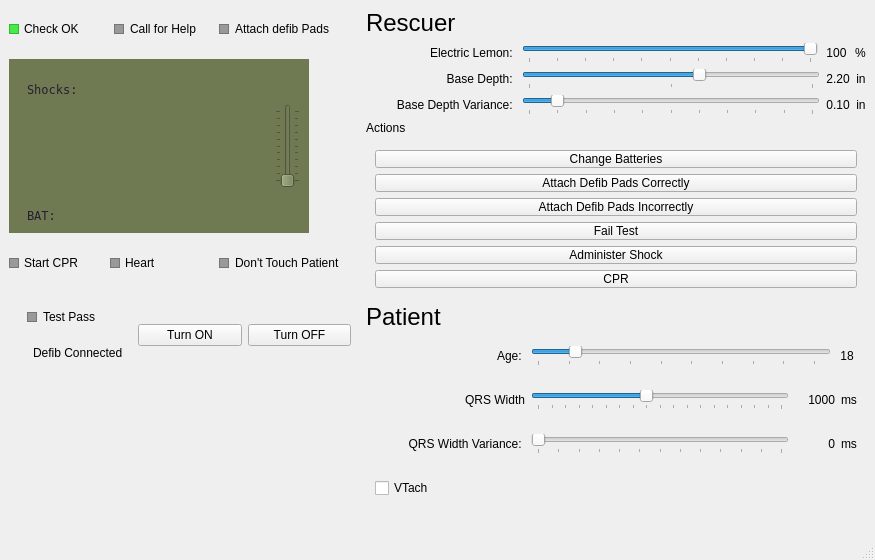
This is aed/mainwindow.ui in HamzaAlsarakbi/AEDSimulator as Qt 5 draws it before an edit. The edited form follows.
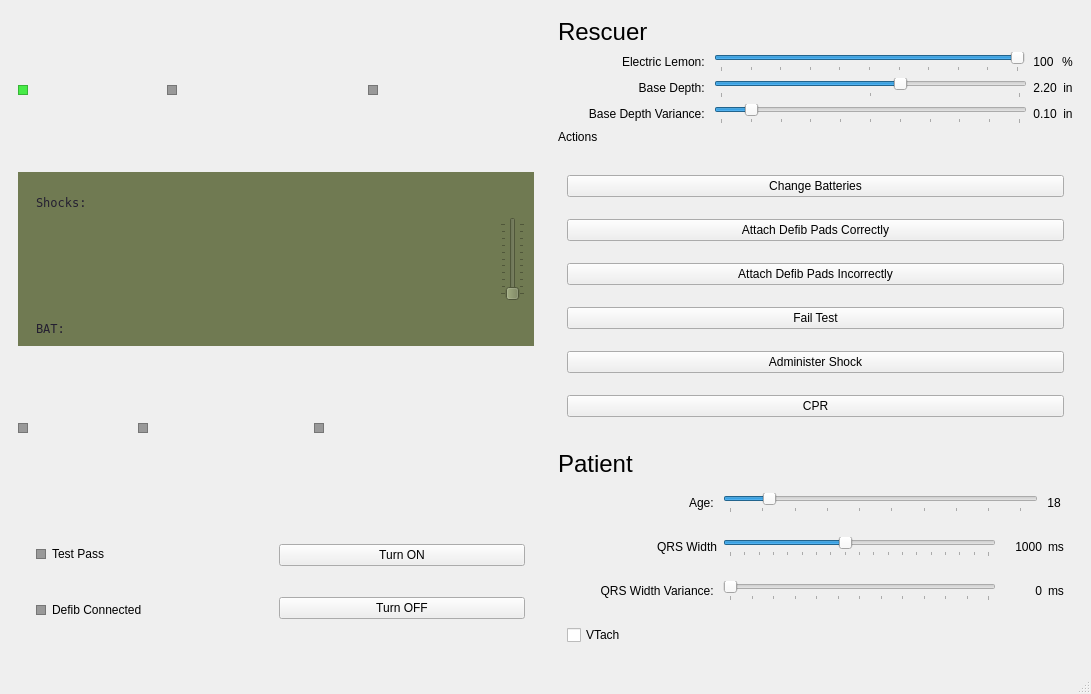
This is the edited form. Icons and pictures are not drawn.

Patch:
```diff
--- a/aed/mainwindow.ui
+++ b/aed/mainwindow.ui
@@ -6,23 +6,23 @@
    <rect>
     <x>0</x>
     <y>0</y>
-    <width>875</width>
-    <height>560</height>
+    <width>1091</width>
+    <height>694</height>
    </rect>
   </property>
+  <property name="minimumSize">
+   <size>
+    <width>850</width>
+    <height>500</height>
+   </size>
+  </property>
   <property name="windowTitle">
    <string>MainWindow</string>
   </property>
   <widget class="QWidget" name="centralwidget">
+   <layout class="QHBoxLayout" name="horizontalLayout_10">
+    <item>
    <widget class="QWidget" name="verticalWidget" native="true">
-    <property name="geometry">
-     <rect>
-      <x>9</x>
-      <y>9</y>
-      <width>351</width>
-      <height>368</height>
-     </rect>
-    </property>
     <property name="minimumSize">
      <size>
       <width>338</width>
@@ -61,11 +61,23 @@
          </item>
          <item>
           <widget class="QLabel" name="label">
+             <property name="maximumSize">
+              <size>
+               <width>100</width>
+               <height>100</height>
+              </size>
+             </property>
            <property name="autoFillBackground">
             <bool>false</bool>
            </property>
            <property name="text">
-            <string>Check OK</string>
+              <string/>
+             </property>
+             <property name="pixmap">
+              <pixmap resource="img.qrc">:/img/checkResponsiveness.png</pixmap>
+             </property>
+             <property name="scaledContents">
+              <bool>true</bool>
            </property>
           </widget>
          </item>
@@ -101,11 +113,23 @@
           </item>
           <item>
            <widget class="QLabel" name="label_2">
+              <property name="maximumSize">
+               <size>
+                <width>100</width>
+                <height>100</height>
+               </size>
+              </property>
             <property name="autoFillBackground">
              <bool>false</bool>
             </property>
             <property name="text">
-             <string>Call for Help</string>
+               <string/>
+              </property>
+              <property name="pixmap">
+               <pixmap resource="img.qrc">:/img/callForHelp.png</pixmap>
+              </property>
+              <property name="scaledContents">
+               <bool>true</bool>
             </property>
            </widget>
           </item>
@@ -142,11 +166,23 @@
           </item>
           <item>
            <widget class="QLabel" name="label_4">
+              <property name="maximumSize">
+               <size>
+                <width>100</width>
+                <height>100</height>
+               </size>
+              </property>
             <property name="autoFillBackground">
              <bool>false</bool>
             </property>
             <property name="text">
-             <string>Attach defib Pads</string>
+               <string/>
+              </property>
+              <property name="pixmap">
+               <pixmap resource="img.qrc">:/img/attachPads.png</pixmap>
+              </property>
+              <property name="scaledContents">
+               <bool>true</bool>
             </property>
            </widget>
           </item>
@@ -165,7 +201,7 @@
        </property>
        <property name="maximumSize">
         <size>
-         <width>300</width>
+           <width>16777215</width>
          <height>16777215</height>
         </size>
        </property>
@@ -449,11 +485,23 @@
          </item>
          <item>
           <widget class="QLabel" name="label_6">
+             <property name="maximumSize">
+              <size>
+               <width>100</width>
+               <height>100</height>
+              </size>
+             </property>
            <property name="autoFillBackground">
             <bool>false</bool>
            </property>
            <property name="text">
-            <string>Start CPR</string>
+              <string/>
+             </property>
+             <property name="pixmap">
+              <pixmap resource="img.qrc">:/img/startCpr.png</pixmap>
+             </property>
+             <property name="scaledContents">
+              <bool>true</bool>
            </property>
           </widget>
          </item>
@@ -507,11 +555,23 @@
          </item>
          <item>
           <widget class="QLabel" name="label_9">
+             <property name="maximumSize">
+              <size>
+               <width>100</width>
+               <height>100</height>
+              </size>
+             </property>
            <property name="autoFillBackground">
             <bool>false</bool>
            </property>
            <property name="text">
-            <string>Heart</string>
+              <string/>
+             </property>
+             <property name="pixmap">
+              <pixmap resource="img.qrc">:/img/heart.png</pixmap>
+             </property>
+             <property name="scaledContents">
+              <bool>true</bool>
            </property>
           </widget>
          </item>
@@ -547,11 +607,23 @@
           </item>
           <item>
            <widget class="QLabel" name="label_7">
+              <property name="maximumSize">
+               <size>
+                <width>100</width>
+                <height>100</height>
+               </size>
+              </property>
             <property name="autoFillBackground">
              <bool>false</bool>
             </property>
             <property name="text">
-             <string>Don't Touch Patient</string>
+               <string/>
+              </property>
+              <property name="pixmap">
+               <pixmap resource="img.qrc">:/img/dontTouchPatient.png</pixmap>
+              </property>
+              <property name="scaledContents">
+               <bool>true</bool>
             </property>
            </widget>
           </item>
@@ -668,6 +740,8 @@
          </layout>
         </item>
         <item>
+           <layout class="QVBoxLayout" name="verticalLayout_8">
+            <item>
          <widget class="QPushButton" name="turnOnButton">
           <property name="text">
            <string>Turn ON</string>
@@ -682,19 +756,15 @@
          </widget>
         </item>
        </layout>
+          </item>
+         </layout>
       </widget>
      </item>
     </layout>
    </widget>
+    </item>
+    <item>
    <widget class="QWidget" name="verticalWidget_2" native="true">
-    <property name="geometry">
-     <rect>
-      <x>366</x>
-      <y>9</y>
-      <width>500</width>
-      <height>498</height>
-     </rect>
-    </property>
     <property name="minimumSize">
      <size>
       <width>500</width>
@@ -1337,6 +1407,8 @@
      </item>
     </layout>
    </widget>
+    </item>
+   </layout>
   </widget>
   <widget class="QMenuBar" name="menubar">
    <property name="geometry">
```
Left out of the diff: 8 changed lines with no effect on the pictures. Lines whose indentation alone changed are shown as unchanged.
